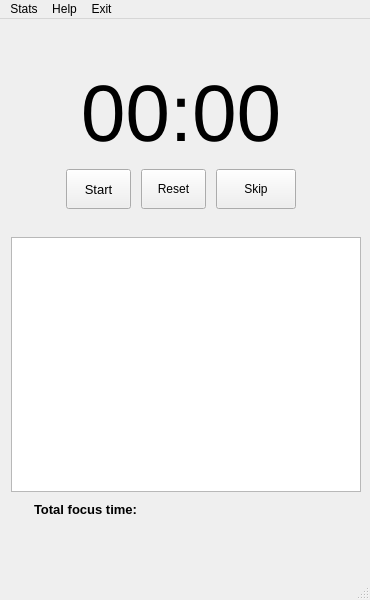
Old version of the form ui/mainwindow.ui in the repository TiagoSBO/qt-pomodoro-timer.
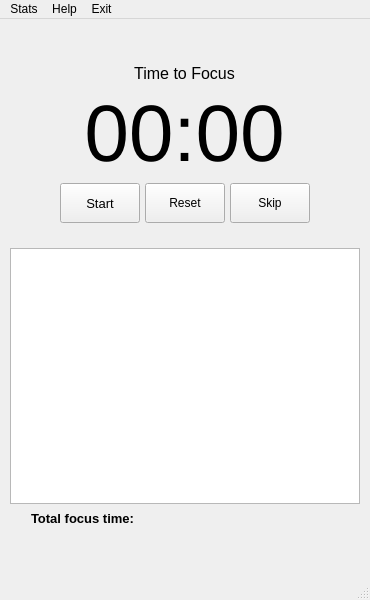
New version of the form. Icons and pictures are not drawn.

Commit message: Style: Create label to show status timer and align elements of gui.

Patch:
```diff
--- a/ui/mainwindow.ui
+++ b/ui/mainwindow.ui
@@ -26,21 +26,27 @@
    <string>MainWindow</string>
   </property>
   <widget class="QWidget" name="centralwidget">
-   <layout class="QVBoxLayout" name="verticalLayout" stretch="0,0,0,0,0">
+   <layout class="QVBoxLayout" name="verticalLayout" stretch="0,0,0,0">
     <property name="spacing">
-     <number>8</number>
+     <number>5</number>
+    </property>
+    <property name="sizeConstraint">
+     <enum>QLayout::SizeConstraint::SetDefaultConstraint</enum>
     </property>
     <property name="leftMargin">
-     <number>11</number>
+     <number>0</number>
     </property>
     <property name="topMargin">
      <number>0</number>
     </property>
+    <property name="rightMargin">
+     <number>0</number>
+    </property>
     <property name="bottomMargin">
-     <number>11</number>
+     <number>5</number>
     </property>
-    <item>
-     <widget class="QPushButton" name="button_settings">
+    <item alignment="Qt::AlignmentFlag::AlignVCenter">
+     <widget class="QWidget" name="layout_timer" native="true">
       <property name="sizePolicy">
        <sizepolicy hsizetype="Preferred" vsizetype="Preferred">
         <horstretch>0</horstretch>
@@ -49,64 +55,39 @@
       </property>
       <property name="minimumSize">
        <size>
-        <width>40</width>
-        <height>40</height>
+        <width>0</width>
+        <height>100</height>
        </size>
       </property>
       <property name="maximumSize">
        <size>
-        <width>30</width>
-        <height>30</height>
+        <width>400</width>
+        <height>16777215</height>
        </size>
       </property>
-      <property name="font">
-       <font>
-        <kerning>true</kerning>
-       </font>
-      </property>
-      <property name="toolTip">
-       <string>Settings</string>
-      </property>
-      <property name="layoutDirection">
-       <enum>Qt::LayoutDirection::LeftToRight</enum>
-      </property>
-      <property name="autoFillBackground">
-       <bool>false</bool>
-      </property>
-      <property name="text">
-       <string/>
-      </property>
-      <property name="icon">
-       <iconset resource="../resources.qrc">
-        <normaloff>:/icons/assets/icons/config.png</normaloff>:/icons/assets/icons/config.png</iconset>
-      </property>
-      <property name="iconSize">
-       <size>
-        <width>50</width>
-        <height>30</height>
-       </size>
-      </property>
-      <property name="flat">
-       <bool>true</bool>
-      </property>
-     </widget>
-    </item>
-    <item>
-     <widget class="QWidget" name="layout_timer" native="true">
-      <layout class="QGridLayout" name="gridLayout">
+      <layout class="QGridLayout" name="gridLayout" rowstretch="0,0,0,0,0,0,0,0,0">
+       <property name="sizeConstraint">
+        <enum>QLayout::SizeConstraint::SetDefaultConstraint</enum>
+       </property>
        <property name="leftMargin">
-        <number>50</number>
+        <number>10</number>
        </property>
        <property name="topMargin">
-        <number>1</number>
+        <number>0</number>
        </property>
        <property name="rightMargin">
-        <number>60</number>
+        <number>10</number>
        </property>
        <property name="bottomMargin">
+        <number>0</number>
+       </property>
+       <property name="horizontalSpacing">
+        <number>0</number>
+       </property>
+       <property name="verticalSpacing">
         <number>5</number>
        </property>
-       <item row="0" column="0">
+       <item row="5" column="0" alignment="Qt::AlignmentFlag::AlignHCenter|Qt::AlignmentFlag::AlignVCenter">
         <widget class="QLabel" name="labelTimer">
          <property name="sizePolicy">
           <sizepolicy hsizetype="Preferred" vsizetype="Preferred">
@@ -116,8 +97,8 @@
          </property>
          <property name="maximumSize">
           <size>
-           <width>300</width>
-           <height>122</height>
+           <width>350</width>
+           <height>100</height>
           </size>
          </property>
          <property name="font">
@@ -145,23 +126,54 @@
          </property>
         </widget>
        </item>
-       <item row="1" column="0">
+       <item row="4" column="0" alignment="Qt::AlignmentFlag::AlignHCenter">
+        <widget class="QLabel" name="labelShowState">
+         <property name="maximumSize">
+          <size>
+           <width>320</width>
+           <height>100</height>
+          </size>
+         </property>
+         <property name="font">
+          <font>
+           <pointsize>12</pointsize>
+           <bold>false</bold>
+          </font>
+         </property>
+         <property name="text">
+          <string>Time to Focus</string>
+         </property>
+         <property name="alignment">
+          <set>Qt::AlignmentFlag::AlignCenter</set>
+         </property>
+        </widget>
+       </item>
+       <item row="8" column="0" alignment="Qt::AlignmentFlag::AlignHCenter|Qt::AlignmentFlag::AlignVCenter">
         <widget class="QWidget" name="layout_buttonsTimer" native="true">
-         <layout class="QHBoxLayout" name="layout_buttons" stretch="2,2,0">
+         <property name="maximumSize">
+          <size>
+           <width>350</width>
+           <height>300</height>
+          </size>
+         </property>
+         <layout class="QHBoxLayout" name="layout_buttons" stretch="1,1,1">
           <property name="spacing">
-           <number>10</number>
+           <number>5</number>
+          </property>
+          <property name="sizeConstraint">
+           <enum>QLayout::SizeConstraint::SetMaximumSize</enum>
           </property>
           <property name="leftMargin">
-           <number>5</number>
+           <number>0</number>
           </property>
           <property name="topMargin">
-           <number>5</number>
+           <number>0</number>
           </property>
           <property name="rightMargin">
-           <number>5</number>
+           <number>0</number>
           </property>
           <property name="bottomMargin">
-           <number>5</number>
+           <number>10</number>
           </property>
           <item>
            <widget class="QPushButton" name="button_resumePause">
@@ -269,6 +281,58 @@
          </layout>
         </widget>
        </item>
+       <item row="0" column="0" alignment="Qt::AlignmentFlag::AlignLeft">
+        <widget class="QPushButton" name="button_settings">
+         <property name="sizePolicy">
+          <sizepolicy hsizetype="Preferred" vsizetype="Preferred">
+           <horstretch>0</horstretch>
+           <verstretch>0</verstretch>
+          </sizepolicy>
+         </property>
+         <property name="minimumSize">
+          <size>
+           <width>40</width>
+           <height>40</height>
+          </size>
+         </property>
+         <property name="maximumSize">
+          <size>
+           <width>30</width>
+           <height>30</height>
+          </size>
+         </property>
+         <property name="font">
+          <font>
+           <kerning>true</kerning>
+          </font>
+         </property>
+         <property name="toolTip">
+          <string>Settings</string>
+         </property>
+         <property name="layoutDirection">
+          <enum>Qt::LayoutDirection::LeftToRight</enum>
+         </property>
+         <property name="autoFillBackground">
+          <bool>false</bool>
+         </property>
+         <property name="text">
+          <string/>
+         </property>
+         <property name="icon">
+          <iconset resource="../resources.qrc">
+           <normaloff>:/icons/assets/icons/config.png</normaloff>:/icons/assets/icons/config.png</iconset>
+         </property>
+         <property name="iconSize">
+          <size>
+           <width>50</width>
+           <height>30</height>
+          </size>
+         </property>
+         <property name="flat">
+          <bool>true</bool>
+         </property>
+        </widget>
+       </item>
       </layout>
      </widget>
     </item>
@@ -327,7 +391,7 @@
        <number>1</number>
       </property>
       <property name="leftMargin">
-       <number>2</number>
+       <number>10</number>
       </property>
       <property name="topMargin">
        <number>2</number>
@@ -409,10 +473,13 @@
     <item>
      <layout class="QVBoxLayout" name="layout_configTable" stretch="0">
       <property name="spacing">
-       <number>2</number>
+       <number>0</number>
+      </property>
+      <property name="sizeConstraint">
+       <enum>QLayout::SizeConstraint::SetFixedSize</enum>
       </property>
       <property name="leftMargin">
-       <number>5</number>
+       <number>0</number>
       </property>
       <property name="topMargin">
        <number>0</number>
@@ -423,7 +490,7 @@
       <property name="bottomMargin">
        <number>0</number>
       </property>
-      <item>
+      <item alignment="Qt::AlignmentFlag::AlignLeft">
        <widget class="QPushButton" name="button_configTable">
         <property name="sizePolicy">
          <sizepolicy hsizetype="Expanding" vsizetype="Expanding">
```
The commit also changes 2 other files.
